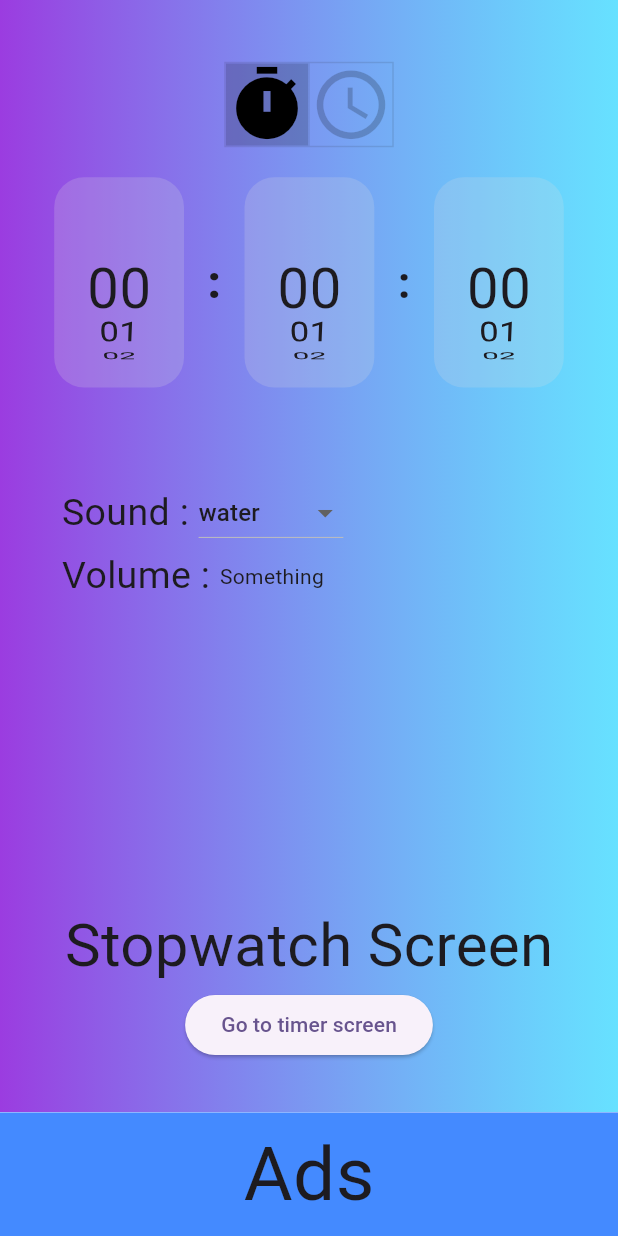
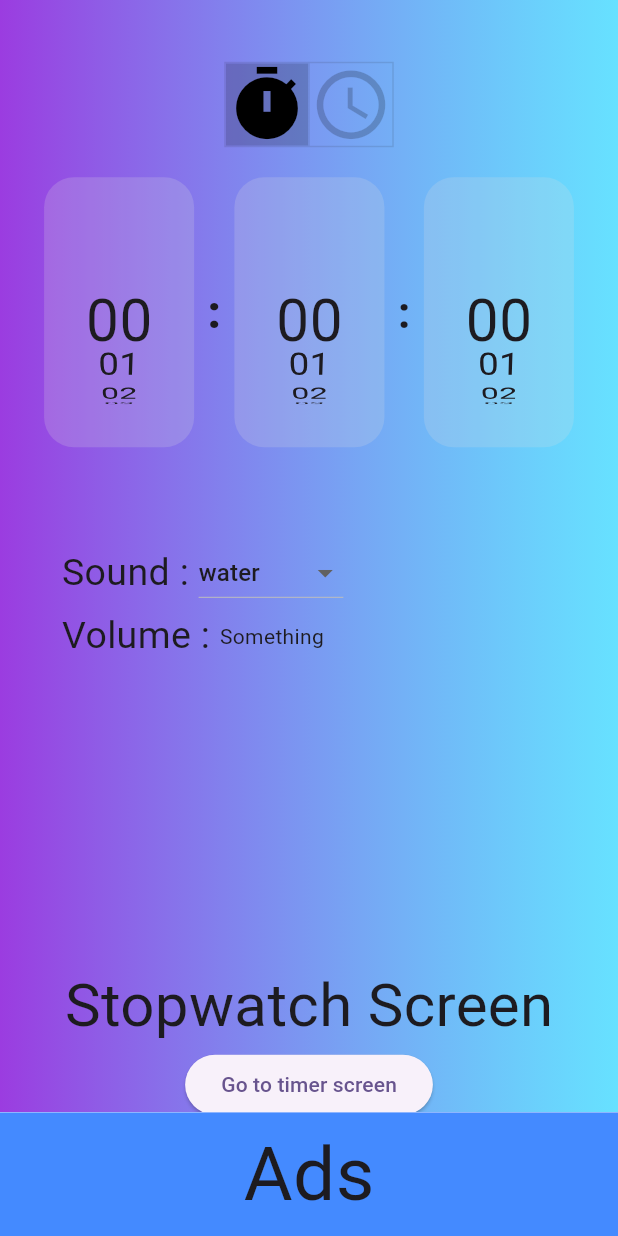
Before and after one commit to honganji/headphone-alarm-app-android, a Flutter app: the screen it shows after launch, on a phone screen of 412 x 824 dp. Run offline on Flutter 3.47's test engine with Material 2 defaults, Android fonts, the light colour scheme and no system bars; our stand-ins replace flutter_riverpod, freezed_annotation, go_router.

Commit message:
make the timer part more sophisticated

```diff
--- a/lib/view/component/time_block.dart
+++ b/lib/view/component/time_block.dart
@@ -29,8 +29,8 @@ class _TimeBlock2State extends State<TimeBlock> {
     final width = MediaQuery.of(context).size.width;
     return Container(
       alignment: Alignment.center,
-      height: height * 0.17,
-      width: width * 0.21,
+      height: 180,
+      width: 100,
       decoration: BoxDecoration(
         color: const Color(0xFFDEDEDE).withOpacity(0.2),
         borderRadius: const BorderRadius.all(
@@ -53,7 +53,7 @@ class _TimeBlock2State extends State<TimeBlock> {
           (index) => Text(
             index.toString().padLeft(2, "0"),
             style: const TextStyle(
-              fontSize: 25,
+              fontSize: 26,
             ),
           ),
         ),
```
